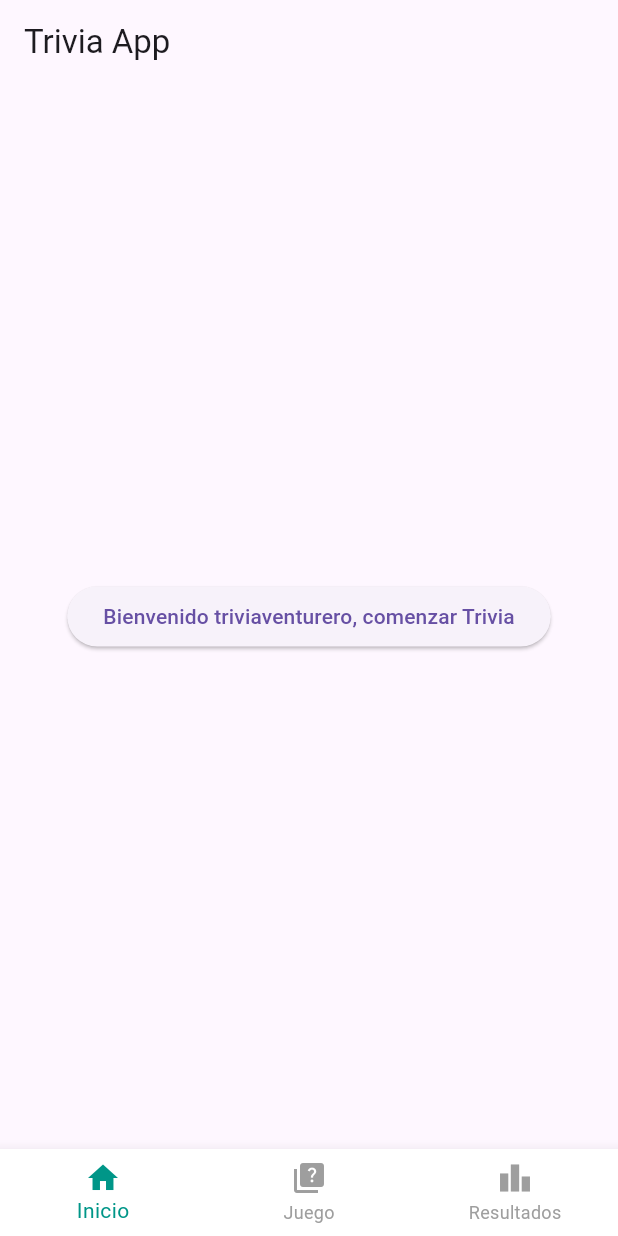
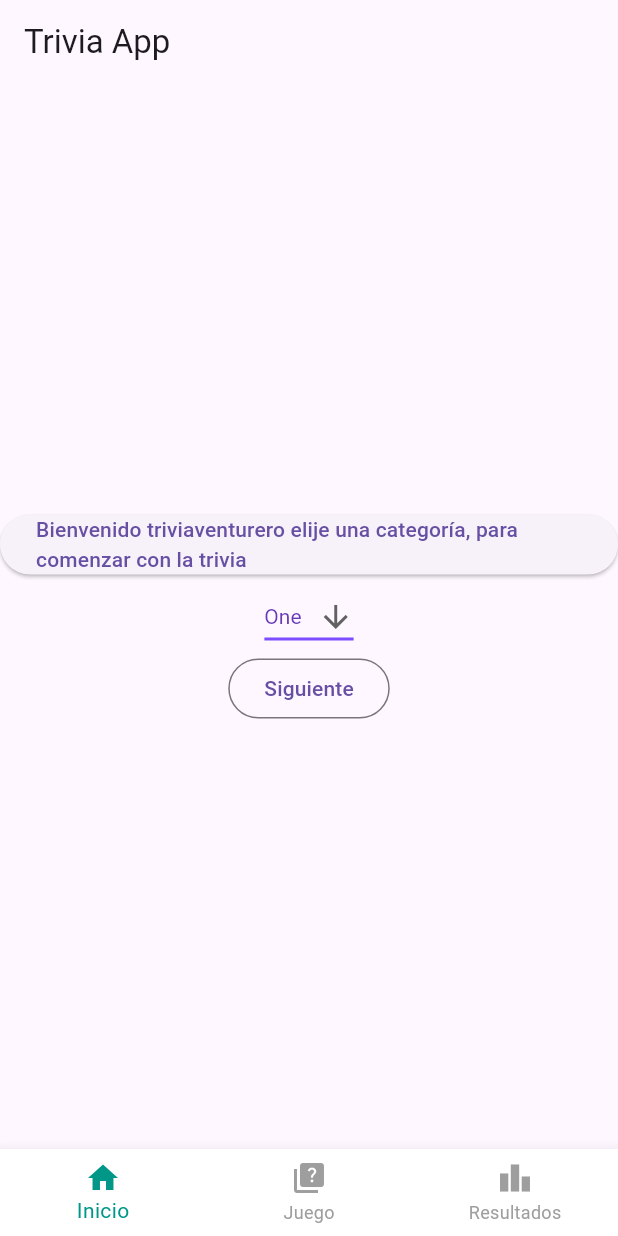
Before and after one commit to LuccaTurilli/flutterTriviaGame, a Flutter app: the screen it shows after launch, on a phone screen of 412 x 824 dp. Run offline on Flutter 3.47's test engine with Material 3 defaults, Android fonts, the light colour scheme and no system bars.

Commit message:
cambiosEnHOmeAgregarCategoria

```diff
--- /dev/null
+++ b/lib/items/DropdownButton.dart
@@ -0,0 +1,53 @@
+import 'package:flutter/material.dart';
+
+/// Flutter code sample for [DropdownButton].
+
+const List<String> list = <String>['One', 'Two', 'Three', 'Four'];
+
+void main() => runApp(const DropdownButtonApp());
+
+class DropdownButtonApp extends StatelessWidget {
+  const DropdownButtonApp({super.key});
+
+  @override
+  Widget build(BuildContext context) {
+    return MaterialApp(
+      home: Scaffold(
+        appBar: AppBar(title: const Text('DropdownButton Sample')),
+        body: const Center(child: DropdownButtonExample()),
+      ),
+    );
+  }
+}
+
+class DropdownButtonExample extends StatefulWidget {
+  const DropdownButtonExample({super.key});
+
+  @override
+  State<DropdownButtonExample> createState() => _DropdownButtonExampleState();
+}
+
+class _DropdownButtonExampleState extends State<DropdownButtonExample> {
+  String dropdownValue = list.first;
+
+  @override
+  Widget build(BuildContext context) {
+    return DropdownButton<String>(
+      value: dropdownValue,
+      icon: const Icon(Icons.arrow_downward),
+      elevation: 16,
+      style: const TextStyle(color: Colors.deepPurple),
+      underline: Container(height: 2, color: Colors.deepPurpleAccent),
+      onChanged: (String? value) {
+        // This is called when the user selects an item.
+        setState(() {
+          dropdownValue = value!;
+        });
+      },
+      items:
+          list.map<DropdownMenuItem<String>>((String value) {
+            return DropdownMenuItem<String>(value: value, child: Text(value));
+          }).toList(),
+    );
+  }
+}
--- a/lib/screens/home_screen.dart
+++ b/lib/screens/home_screen.dart
@@ -1,22 +1,36 @@
 import 'package:flutter/material.dart';
+import '../items/DropdownButton.dart';
 
 class HomeScreen extends StatelessWidget {
+  final Function(int) changeIndex;
 
-
-   final Function(int) changeIndex;
-
-  const HomeScreen({super.key, required this.changeIndex}); // Callback para cambiar el índice del BottomNavigationBar
+  const HomeScreen({
+    super.key,
+    required this.changeIndex,
+  }); // Callback para cambiar el índice del BottomNavigationBar
 
   @override
   Widget build(BuildContext context) {
     return Scaffold(
       appBar: AppBar(title: Text('Trivia App')),
       body: Center(
-        child: ElevatedButton(
-          onPressed: () {
-            changeIndex(1); // Cambiamos al índice 1 (pantalla de juego)
-          },
-          child: Text('Bienvenido triviaventurero, comenzar Trivia'),
+        child: Column(
+          mainAxisAlignment: MainAxisAlignment.center,
+          children: [
+            Center(
+              child: ElevatedButton(
+                onPressed: () {
+                  changeIndex(1); // Cambiamos al índice 1 (pantalla de juego)
+                },
+                child: Text(
+                  'Bienvenido triviaventurero elije una categoría, para comenzar con la trivia',
+                ),
+              ),
+            ),
+            DropdownButtonExample(),
+
+            OutlinedButton(onPressed: () {}, child: const Text('Siguiente')),
+          ],
         ),
       ),
     );
--- a/lib/services/trivia_service.dart
+++ b/lib/services/trivia_service.dart
@@ -7,7 +7,7 @@ class TriviaService {
   final String _baseUrl = 'https://opentdb.com/api.php';
 
   Future<List<Question>> fetchQuestions({
-    int amount = 10,
+    int amount = 0,
     String category = '',
     String difficulty = '',
   }) async {
@@ -22,7 +22,8 @@ class TriviaService {
 
       // Verificar el código de estado HTTP
       if (response.statusCode == 200) {
-        final data = json.decode(response.body);
+        final decodedBody = utf8.decode(response.bodyBytes);
+        final data = json.decode(decodedBody);
 
         // Verificar si la API devolvió un error
         if (data['response_code'] != 0) {
@@ -30,6 +31,7 @@ class TriviaService {
         }
 
         final List<dynamic> results = data['results'];
+
         return results.map((json) => Question.fromJson(json)).toList();
       } else {
         throw Exception('Error en la solicitud HTTP: ${response.statusCode}');
```
Also changed, not shown: lib/screens/game_screen.dart (+26 -0 lines).
